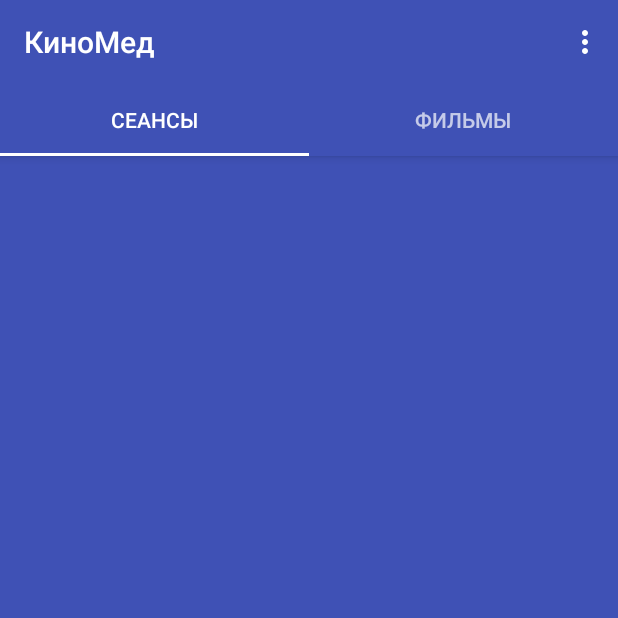
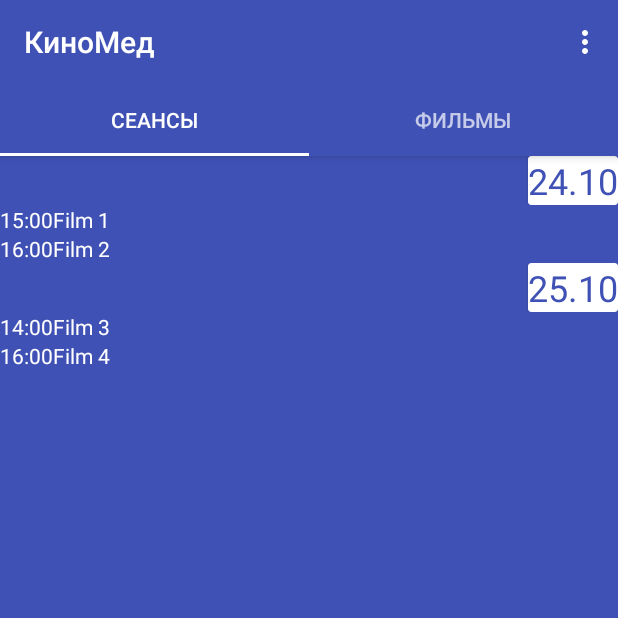
Before and after one commit to Vorvit1980/MDG_Cinema, an Android app: the screen it shows after launch (MainActivity), on a phone screen of 412 x 824 dp, the top half of it. Run offline under Robolectric (Android 15) with nearby library versions, the phone set to English and light mode, and no system bars.

Commit message:
Recycler Seances 2 VH 2 Types

```diff
--- a/app/src/main/java/dev/barmaglot/com/mdg_cinema/FilmsListFragment.java
+++ b/app/src/main/java/dev/barmaglot/com/mdg_cinema/FilmsListFragment.java
@@ -101,7 +101,7 @@ public class FilmsListFragment extends Fragment {
         public void onBindViewHolder(ViewHolder holder, int position) {
             holder.picture.setImageDrawable(mPlacePictures[position]);
             holder.name.setText(mPlaces[position]);
-            holder.description.setText(mPlaceDesc[position]);
+            //holder.description.setText(mPlaceDesc[position]);
         }
 
         @Override
--- a/app/src/main/java/dev/barmaglot/com/mdg_cinema/MainActivity.java
+++ b/app/src/main/java/dev/barmaglot/com/mdg_cinema/MainActivity.java
@@ -18,7 +18,7 @@ import android.view.Menu;
 import java.util.ArrayList;
 import java.util.List;
 
-import dev.barmaglot.com.mdg_cinema.expandable.Blank;
+import dev.barmaglot.com.mdg_cinema.example.NewFragment;
 
 public class MainActivity extends AppCompatActivity {
 
@@ -39,7 +39,7 @@ public class MainActivity extends AppCompatActivity {
 
     private void setupViewPager(ViewPager viewPager) {
         Adapter adapter = new Adapter(getSupportFragmentManager());
-        adapter.addFragment(new Blank(), "Сеансы");
+        adapter.addFragment(new NewFragment(), "Сеансы");
         adapter.addFragment(new FilmsListFragment(), "Фильмы");
         viewPager.setAdapter(adapter);
     }
--- /dev/null
+++ b/app/src/main/java/dev/barmaglot/com/mdg_cinema/example/Item.java
@@ -0,0 +1,39 @@
+package dev.barmaglot.com.mdg_cinema.example;
+
+import java.util.ArrayList;
+
+/**
+ * Created by vorvit1980 on 19.09.2017.
+ */
+
+public class Item {
+    private String date;
+    private ArrayList<SubItem> subItemArrayList;
+    private int type;
+
+    public int getType() {
+        return type;
+    }
+
+    public Item(){
+        subItemArrayList = new ArrayList<>();
+        type = 0;
+
+    }
+
+    public void addSubItemToList(SubItem subItem) {
+        subItemArrayList.add(subItem);
+    }
+
+    public String getDate() {
+        return date;
+    }
+
+    public void setDate(String date) {
+        this.date = date;
+    }
+
+    public ArrayList<SubItem> getSubItemArrayList() {
+        return subItemArrayList;
+    }
+}
--- /dev/null
+++ b/app/src/main/java/dev/barmaglot/com/mdg_cinema/example/NewFragment.java
@@ -0,0 +1,72 @@
+package dev.barmaglot.com.mdg_cinema.example;
+
+
+import android.os.Bundle;
+import android.support.v4.app.Fragment;
+import android.support.v7.widget.LinearLayoutManager;
+import android.support.v7.widget.RecyclerView;
+import android.view.LayoutInflater;
+import android.view.View;
+import android.view.ViewGroup;
+
+import java.util.ArrayList;
+
+import dev.barmaglot.com.mdg_cinema.R;
+
+/**
+ * A simple {@link Fragment} subclass.
+ */
+public class NewFragment extends Fragment {
+
+    private Item item = null;
+    private SubItem subItem = null;
+
+    public NewFragment() {
+        // Required empty public constructor
+    }
+
+
+    @Override
+    public View onCreateView(LayoutInflater inflater, ViewGroup container,
+                             Bundle savedInstanceState) {
+        RecyclerView recyclerView = (RecyclerView) inflater.inflate(
+                R.layout.recycler_view, container, false);
+        recyclerView.setLayoutManager(new LinearLayoutManager(getActivity()));
+
+        ArrayList<Object> itemArrayList = new ArrayList<>();
+
+        item = new Item();
+        item.setDate("24.10");
+        itemArrayList.add(item);
+
+        subItem = new SubItem();
+        subItem.setTime("15:00");
+        subItem.setName("Film 1");
+        itemArrayList.add(subItem);
+
+        subItem = new SubItem();
+        subItem.setTime("16:00");
+        subItem.setName("Film 2");
+        itemArrayList.add(subItem);
+
+        item = new Item();
+        item.setDate("25.10");
+        itemArrayList.add(item);
+
+        subItem = new SubItem();
+        subItem.setName("Film 3");
+        subItem.setTime("14:00");
+        itemArrayList.add(subItem);
+
+        subItem = new SubItem();
+        subItem.setName("Film 4");
+        subItem.setTime("16:00");
+        itemArrayList.add(subItem);
+
+        RecyclerViewAdapter recyclerViewAdapter = new RecyclerViewAdapter(itemArrayList);
+        recyclerView.setAdapter(recyclerViewAdapter);
+
+        return recyclerView;
+    }
+
+}
--- /dev/null
+++ b/app/src/main/java/dev/barmaglot/com/mdg_cinema/example/RecyclerViewAdapter.java
@@ -0,0 +1,97 @@
+package dev.barmaglot.com.mdg_cinema.example;
+
+import android.support.v7.widget.RecyclerView;
+import android.util.Log;
+import android.view.LayoutInflater;
+import android.view.View;
+import android.view.ViewGroup;
+import android.widget.TextView;
+
+import java.util.ArrayList;
+
+import dev.barmaglot.com.mdg_cinema.R;
+
+/**
+ * Created by vorvit1980 on 19.09.2017.
+ */
+
+public class RecyclerViewAdapter extends RecyclerView.Adapter<RecyclerView.ViewHolder> {
+
+    private ArrayList<Object> itemArrayList = null;
+
+    private static final int TYPE_ITEM = 0;
+    private static final int TYPE_SUB_ITEM = 1;
+
+    public RecyclerViewAdapter(ArrayList<Object> itemArrayList) {
+        this.itemArrayList = itemArrayList;
+
+    }
+
+    @Override
+    public int getItemViewType(int position) {
+        int nType = TYPE_SUB_ITEM;
+        if (position == 0 || position == 3) {
+            nType = TYPE_ITEM;
+        }
+        return nType;
+    }
+
+    @Override
+    public RecyclerView.ViewHolder onCreateViewHolder(ViewGroup parent, int viewType) {
+        RecyclerView.ViewHolder itemHolder = null;
+        if (viewType == TYPE_ITEM) {
+            View v = LayoutInflater.from(parent.getContext()).inflate(R.layout.my_item, parent, false);
+            itemHolder = new ItemHolder(v);
+        } else if (viewType == TYPE_SUB_ITEM) {
+            View v = LayoutInflater.from(parent.getContext()).inflate(R.layout.my_sub_item, parent, false);
+            itemHolder = new SubItemHolder(v);
+        }
+        return itemHolder;
+    }
+
+    @Override
+    public void onBindViewHolder(RecyclerView.ViewHolder holder, int position) {
+        int nType = getItemViewType(position);
+        if (nType == TYPE_ITEM) {
+            Item item = (Item) itemArrayList.get(position);
+            ItemHolder itemHolder = (ItemHolder) holder;
+            itemHolder.tvDate.setText(item.getDate());
+        }else if (nType == TYPE_SUB_ITEM){
+            SubItem subItem = (SubItem)itemArrayList.get(position);
+            SubItemHolder subItemHolder = (SubItemHolder) holder;
+            subItemHolder.subItemTime.setText(subItem.getTime());
+            subItemHolder.subItemName.setText(subItem.getName());
+        }
+
+    }
+
+    @Override
+    public int getItemCount() {
+        Log.d("MyLog", "Size: " + String.valueOf(itemArrayList.size()));
+        return itemArrayList.size();
+    }
+
+    public class ItemHolder extends RecyclerView.ViewHolder {
+
+        TextView tvDate = null;
+
+        public ItemHolder(View itemView) {
+            super(itemView);
+            tvDate = itemView.findViewById(R.id.item_date);
+        }
+    }
+
+    public class SubItemHolder extends RecyclerView.ViewHolder {
+
+        TextView subItemName = null;
+        TextView subItemTime = null;
+
+        public SubItemHolder(View itemView) {
+            super(itemView);
+            subItemName = itemView.findViewById(R.id.sub_item_name);
+            subItemTime = itemView.findViewById(R.id.sub_item_time);
+
+        }
+    }
+
+}
--- /dev/null
+++ b/app/src/main/java/dev/barmaglot/com/mdg_cinema/example/SubItem.java
@@ -0,0 +1,36 @@
+package dev.barmaglot.com.mdg_cinema.example;
+
+/**
+ * Created by vorvit1980 on 19.09.2017.
+ */
+
+public class SubItem {
+    private String time;
+    private String name;
+    private int type;
+
+    public int getType() {
+        return type;
+    }
+
+    public SubItem(){
+        type = 1;
+
+    }
+
+    public String getTime() {
+        return time;
+    }
+
+    public void setTime(String time) {
+        this.time = time;
+    }
+
+    public String getName() {
+        return name;
+    }
+
+    public void setName(String name) {
+        this.name = name;
+    }
+}
--- a/app/src/main/java/dev/barmaglot/com/mdg_cinema/expandable/Blank.java
+++ /dev/null
@@ -1,55 +0,0 @@
-package dev.barmaglot.com.mdg_cinema.expandable;
-
-
-import android.os.Bundle;
-import android.support.v4.app.Fragment;
-import android.support.v7.widget.LinearLayoutManager;
-import android.support.v7.widget.RecyclerView;
-import android.view.LayoutInflater;
-import android.view.View;
-import android.view.ViewGroup;
-
-import java.util.ArrayList;
-import java.util.List;
-
-import dev.barmaglot.com.mdg_cinema.R;
-
-public class Blank extends Fragment {
-
-    String names[] = Constant.name;
-    String subNames[] = Constant.subName;
-
-
-    public Blank() {
-        // Required empty public constructor
-    }
-
-
-    @Override
-    public View onCreateView(LayoutInflater inflater, ViewGroup container,
-                             Bundle savedInstanceState) {
-        RecyclerView recyclerView = (RecyclerView) inflater.inflate(R.layout.recycler_view,container,false);
-
-        List<Title> list = getList();
-        RecyclerAdapter adapter = new RecyclerAdapter(getActivity(), list);
-        recyclerView.setLayoutManager(new LinearLayoutManager(getActivity()));
-        recyclerView.setAdapter(adapter);
-
-        return recyclerView;
-    }
-
-    private List<Title> getList() {
-        List<Title> list = new ArrayList<>();// создаем свой список
-        for (int i = 0; i < names.length; i++) {
-            List<SubTitle> subTitles = new ArrayList<>();
-            for (int j = 0; j< subNames.length; j++){
-                SubTitle subTitle = new SubTitle(subNames[j]);
-                subTitles.add(subTitle);
-            }
-            Title model = new Title(names[i],subTitles);
-            list.add(model);
-        }
-        return list;
-    }
-
-}
--- a/app/src/main/java/dev/barmaglot/com/mdg_cinema/expandable/Constant.java
+++ /dev/null
@@ -1,14 +0,0 @@
-package dev.barmaglot.com.mdg_cinema.expandable;
-
-public class Constant {
-
-    public static String[] name = {"15.09 (Пятница)", "16.09 (Суббота)", "17.09 (Воскресенье)",
-            "18.09 (Понедельник)", "19.09 (Вторник)", "20.09 (Среда)"};
-    public static String[] subName = {"14:00 Фильм1", "16:00 Фильм2", "18:00 Фильм3", "20:00 Фильм4"};
-    public static String[] image = {"http://farm8.staticflickr.com/7452/27782542462_12e206359b_m.jpg",
-            "http://farm8.staticflickr.com/7311/27782539412_1e1cece561_m.jpg",
-            "http://farm8.staticflickr.com/7452/27782542462_12e206359b_m.jpg",
-            "http://farm8.staticflickr.com/7326/27605634010_917553d601_m.jpg",
-            "http://farm8.staticflickr.com/7452/27782542462_12e206359b_m.jpg",
-            "http://farm8.staticflickr.com/7311/27782539412_1e1cece561_m.jpg"};
-}
--- a/app/src/main/java/dev/barmaglot/com/mdg_cinema/expandable/Title.java
+++ /dev/null
@@ -1,14 +0,0 @@
-package dev.barmaglot.com.mdg_cinema.expandable;
-
-import com.thoughtbot.expandablerecyclerview.models.ExpandableGroup;
-
-import java.util.List;
-
-public class Title extends ExpandableGroup<SubTitle> {
-
-
-    public Title(String title, List<SubTitle> items) {
-        super(title, items);
-    }
-
-}
--- /dev/null
+++ b/app/src/main/res/layout/my_item.xml
@@ -0,0 +1,22 @@
+<?xml version="1.0" encoding="utf-8"?>
+<LinearLayout xmlns:android="http://schemas.android.com/apk/res/android"
+    android:layout_width="match_parent"
+    android:layout_height="wrap_content"
+    android:orientation="vertical">
+
+    <android.support.v7.widget.CardView
+        android:id="@+id/card_view"
+        android:layout_width="wrap_content"
+        android:layout_height="wrap_content"
+        android:background="@color/white"
+        android:foreground="?attr/selectableItemBackground"
+        android:layout_gravity="right">
+
+        <TextView
+            android:id="@+id/item_date"
+            android:layout_width="wrap_content"
+            android:layout_height="wrap_content"
+            android:textColor="@color/colorPrimary"
+            android:textSize="24sp" />
+    </android.support.v7.widget.CardView>
+</LinearLayout>
--- /dev/null
+++ b/app/src/main/res/layout/my_sub_item.xml
@@ -0,0 +1,20 @@
+<?xml version="1.0" encoding="utf-8"?>
+<LinearLayout xmlns:android="http://schemas.android.com/apk/res/android"
+    android:layout_width="match_parent"
+    android:layout_height="wrap_content"
+    android:orientation="horizontal">
+
+    <TextView
+        android:textSize="14sp"
+        android:textColor="@color/white"
+        android:id="@+id/sub_item_time"
+        android:layout_width="wrap_content"
+        android:layout_height="wrap_content" />
+    <TextView
+        android:textSize="14sp"
+        android:textColor="@color/white"
+        android:id="@+id/sub_item_name"
+        android:layout_width="wrap_content"
+        android:layout_height="wrap_content" />
+
+</LinearLayout>
```
Also changed, not shown: app/src/main/java/dev/barmaglot/com/mdg_cinema/Utils.java (deleted, +0 -11 lines), app/src/main/java/dev/barmaglot/com/mdg_cinema/expandable/MyFragment.java (deleted, +0 -48 lines), app/src/main/java/dev/barmaglot/com/mdg_cinema/expandable/RecyclerAdapter.java (deleted, +0 -49 lines), app/src/main/java/dev/barmaglot/com/mdg_cinema/expandable/SubTitle.java (deleted, +0 -48 lines), app/src/main/java/dev/barmaglot/com/mdg_cinema/expandable/SubTitleViewHolder.java (deleted, +0 -39 lines), app/src/main/java/dev/barmaglot/com/mdg_cinema/expandable/TitleViewHolder.java (deleted, +0 -30 lines), app/src/main/res/menu/menu_navigation.xml (deleted, +0 -31 lines).
